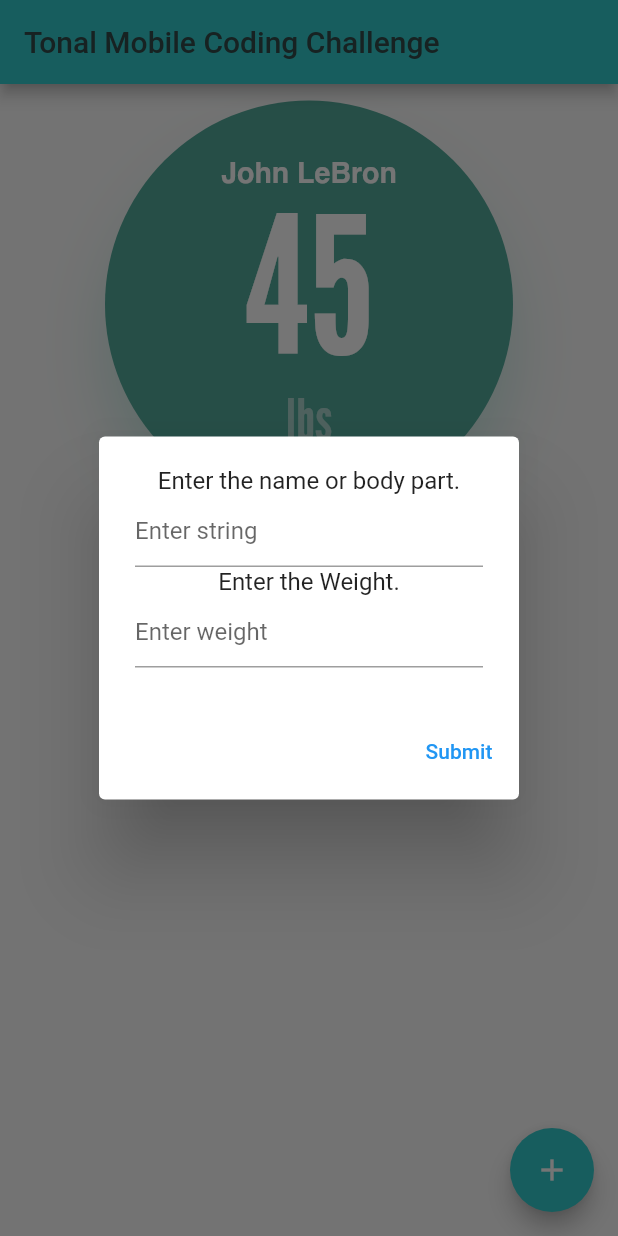
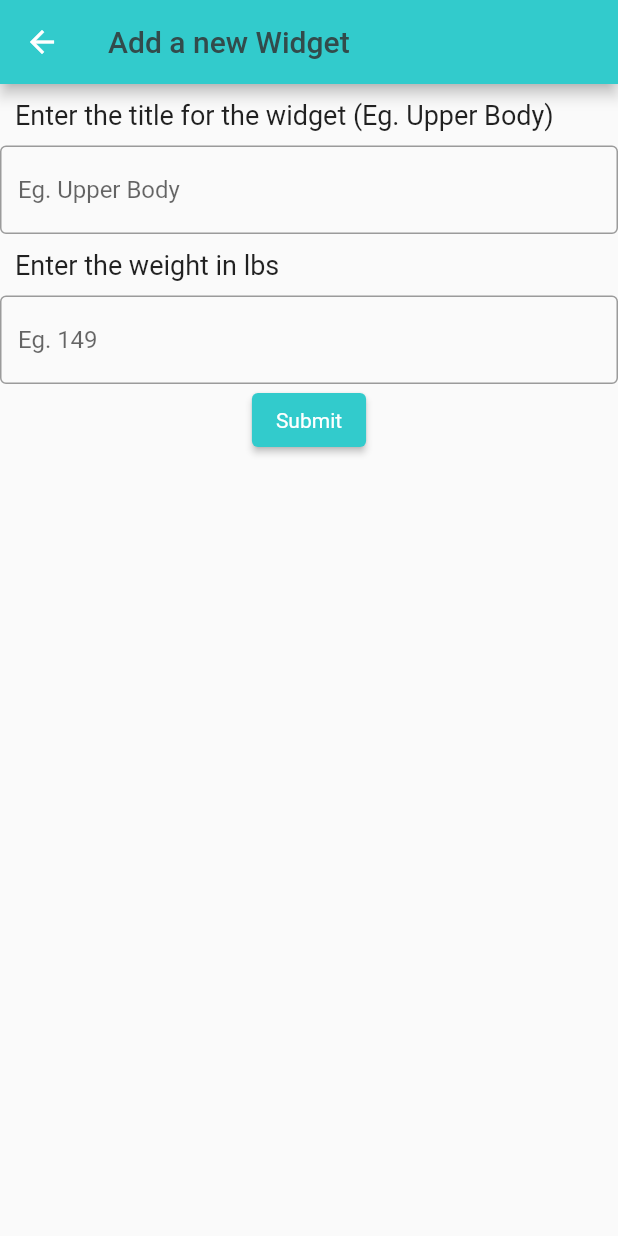
Before and after one commit to kyash108/tonal_challenge, a Flutter app: the screen it shows after launch, after a tap on the "add" icon, on a phone screen of 412 x 824 dp. Run offline on Flutter 3.47's test engine with Material 2 defaults, Android fonts, the phone set to English and light mode, and no system bars; our stand-ins replace flutter_svg.

Commit message:
created the form to add a new widget

```diff
--- /dev/null
+++ b/lib/formMetric.dart
@@ -0,0 +1,80 @@
+import 'package:flutter/material.dart';
+
+class FormMetric extends StatefulWidget {
+
+  @override
+  State<FormMetric> createState() => _FormMetricState();
+}
+class _FormMetricState extends State<FormMetric> {
+  @override
+  Widget build(BuildContext context) {
+    return Scaffold(
+      appBar: AppBar(
+        title: Text("Add a new Widget",style: TextStyle(color: Color.fromRGBO(50, 75, 75, 1))),
+        backgroundColor: Color.fromRGBO(50, 203, 204, 1.0),
+      ),
+      body: Container(
+        child: SingleChildScrollView(
+          child: Column(
+            children: [
+              Align(
+                alignment: Alignment.centerLeft,
+                child: Container(
+                  child: Text(
+                    "Enter the title for the widget (Eg. Upper Body)",
+                    style: TextStyle(fontSize: 18),
+                  ),
+                  padding: EdgeInsets.all(10),
+                ),
+              ),
+              TextField(
+                decoration: InputDecoration(
+                    border: OutlineInputBorder(),
+                    hintText: "Eg. Upper Body",
+                ),
+                // controller: incomeController,
+              ),
+              Align(
+                alignment: Alignment.centerLeft,
+                child: Container(
+                  child: Text(
+                    "Enter the weight in lbs",
+                    style: TextStyle(fontSize: 18),
+                  ),
+                  padding: EdgeInsets.all(10),
+                ),
+              ),
+              TextField(
+                decoration: InputDecoration(
+                  border: OutlineInputBorder(),
+                  hintText: "Eg. 149",
+                ),
+                keyboardType: TextInputType.number,
+                // controller: incomeController,
+              ),
+              ElevatedButton(
+                onPressed: () {
+                  setState(() {
+                    // InsertMethod();
+                  });
+                  // Navigator.push(
+                  //     context,
+                  //     MaterialPageRoute(
+                  //       builder: (context) => Navigation(),
+                  //     ));
+                },
+                child: Text('Submit'),
+                style: ButtonStyle(
+                    backgroundColor: MaterialStateProperty.all<Color>(Color.fromRGBO(50, 203, 204, 1.0)),
+                    textStyle: MaterialStateProperty.all(
+                        TextStyle(color: Colors.white))),
+              )
+            ],
+          ),
+        ),
+
+      ),
+    );
+  }
+
+}
--- a/lib/main.dart
+++ b/lib/main.dart
@@ -1,5 +1,6 @@
 import 'package:flutter/material.dart';
 import 'package:flutter_svg/flutter_svg.dart';
+import 'package:tonal_challenge/formMetric.dart';
 import 'package:tonal_challenge/styles.dart';
 
 void main() {
@@ -39,7 +40,8 @@ class _MyAppState extends State<MyApp> {
   @override
   Widget build(BuildContext context) {
     return Scaffold(
-        body: SingleChildScrollView(
+      backgroundColor: Colors.black,
+      body: SingleChildScrollView(
             child: new Column(
                 children: <Widget>[
                   SizedBox(height: 1,),
@@ -85,42 +87,11 @@ class _MyAppState extends State<MyApp> {
           child: const Icon(Icons.add),
           backgroundColor: Color.fromRGBO(50, 203, 204, 1),
           onPressed: () {
-            showDialogBox(context);
+            Navigator.push(context, MaterialPageRoute(builder: (context) => FormMetric()));
+
           },
         ),
       );
   }
 
-  Future<void> showDialogBox(BuildContext context) async{
-    return await showDialog(context: context,
-    builder: (context){
-      return StatefulBuilder(builder: (context,setState){
-        return AlertDialog(
-          content: Form(child: Column(
-            mainAxisSize: MainAxisSize.min,
-            children: [
-              Text('Enter the name or body part.'),
-              TextFormField(
-                controller: stringController,
-                decoration: InputDecoration(hintText: 'Enter string'),
-              ),
-              Text('Enter the Weight.'),
-              TextFormField(
-                controller: weightController,
-                decoration: InputDecoration(hintText: 'Enter weight'),
-              ),
-            ],
-          ),
-          ),
-          actions: <Widget>[
-            TextButton(onPressed: (){
-              Navigator.of(context).pop();
-            },
-                child: Text('Submit'))
-          ],
-        );
-      });
-    }
-    );
-  }
 }
```
